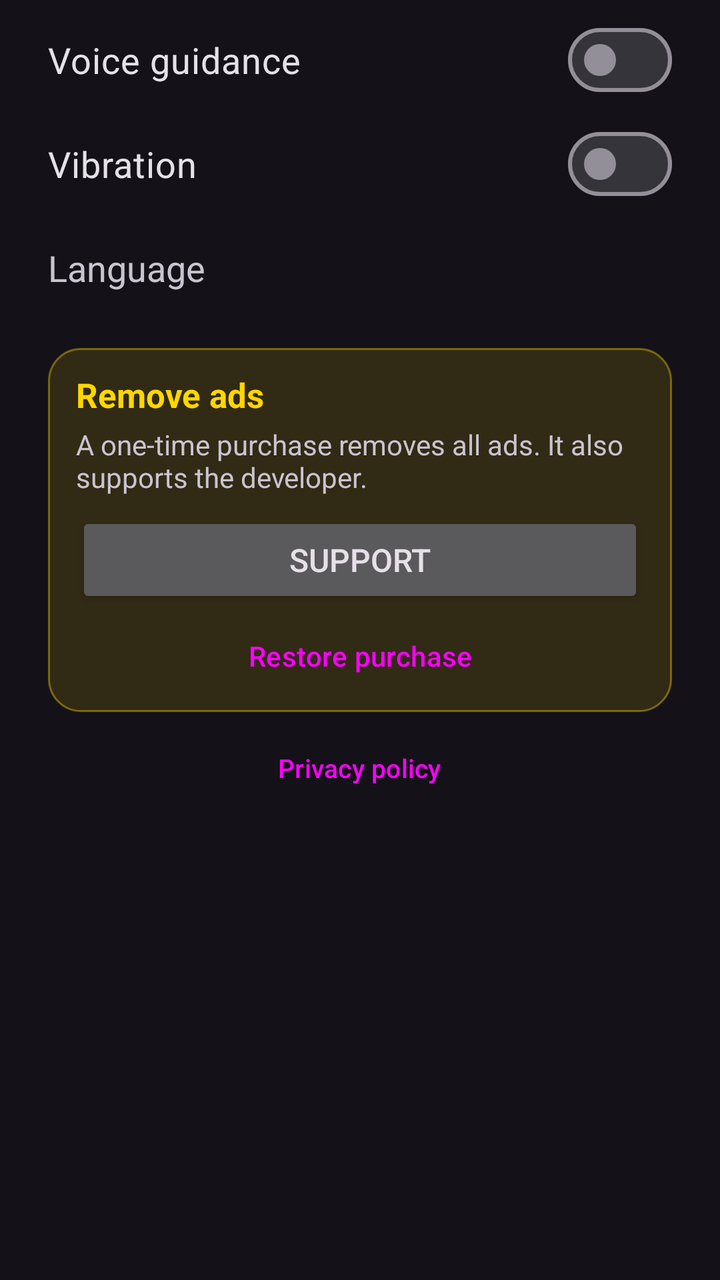
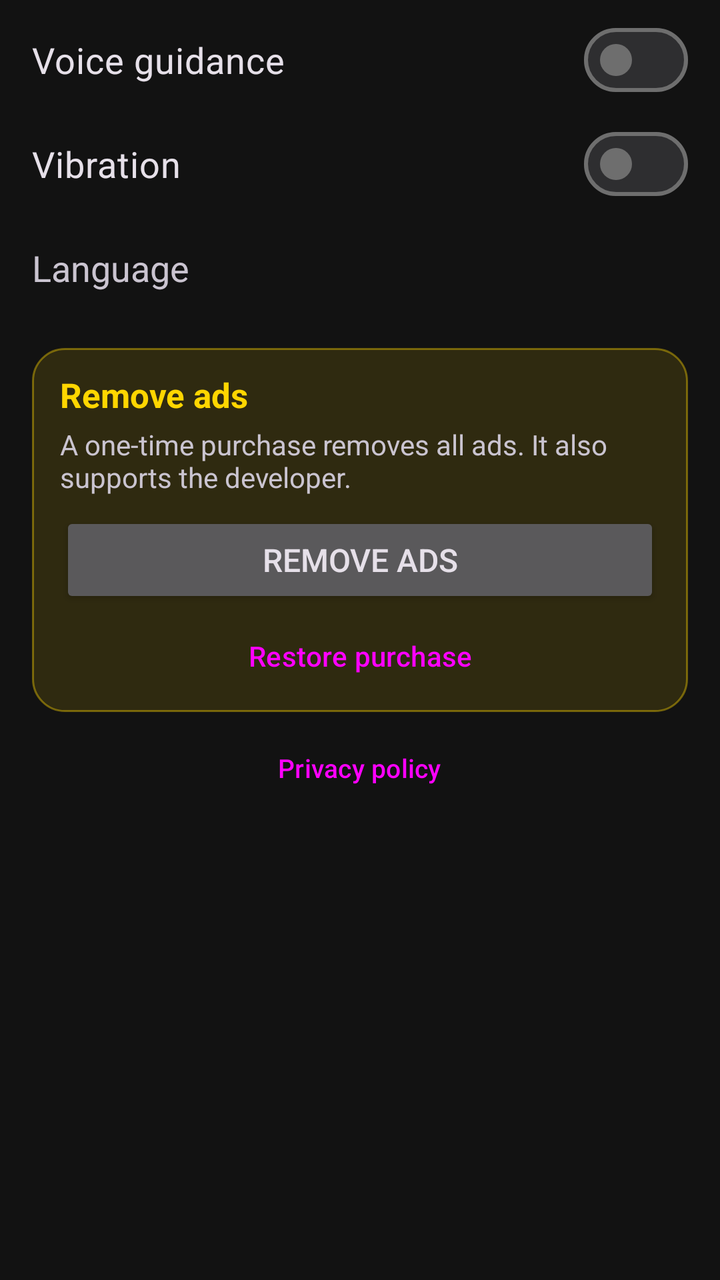

The first picture is an Android layout as it rendered before a commit; the second is the same layout after the commit. The layout source and the unified diff follow.
<!-- AndroidManifest.xml: application theme Theme.Material3.Dark.NoActionBar -->
<!-- res/layout/dialog_settings.xml -->
<?xml version="1.0" encoding="utf-8"?>
<LinearLayout xmlns:android="http://schemas.android.com/apk/res/android"
    android:layout_width="match_parent"
    android:layout_height="wrap_content"
    android:orientation="vertical"
    android:paddingStart="24dp"
    android:paddingEnd="24dp"
    android:paddingTop="4dp">

    <com.google.android.material.materialswitch.MaterialSwitch
        android:id="@+id/swVoice"
        android:layout_width="match_parent"
        android:layout_height="52dp"
        android:textSize="18sp"
        android:text="@string/settings_voice" />

    <com.google.android.material.materialswitch.MaterialSwitch
        android:id="@+id/swVibration"
        android:layout_width="match_parent"
        android:layout_height="52dp"
        android:textSize="18sp"
        android:text="@string/settings_vibration" />

    
    <LinearLayout
        android:layout_width="match_parent"
        android:layout_height="52dp"
        android:orientation="horizontal"
        android:gravity="center_vertical">

        <TextView
            android:layout_width="0dp"
            android:layout_height="wrap_content"
            android:layout_weight="1"
            android:textSize="18sp"
            android:text="@string/settings_language" />

        <Spinner
            android:id="@+id/spLanguage"
            android:layout_width="wrap_content"
            android:layout_height="40dp"
            android:background="@drawable/quality_pill"
            android:popupBackground="#FF202124" />
    </LinearLayout>

    
    <LinearLayout
        android:id="@+id/supportCard"
        android:layout_width="match_parent"
        android:layout_height="wrap_content"
        android:layout_marginTop="14dp"
        android:orientation="vertical"
        android:paddingStart="14dp"
        android:paddingEnd="14dp"
        android:paddingTop="12dp"
        android:paddingBottom="4dp"
        android:background="@drawable/support_card">

        <TextView
            android:id="@+id/supportTitle"
            android:layout_width="match_parent"
            android:layout_height="wrap_content"
            android:textSize="17sp"
            android:textStyle="bold"
            android:textColor="#FFFFD600"
            android:text="@string/support_title" />

        <TextView
            android:id="@+id/supportBody"
            android:layout_width="match_parent"
            android:layout_height="wrap_content"
            android:layout_marginTop="4dp"
            android:textSize="14sp"
            android:text="@string/support_body" />

        <Button
            android:id="@+id/btnSupport"
            android:layout_width="match_parent"
            android:layout_height="wrap_content"
            android:layout_marginTop="8dp"
            android:textSize="16sp"
            android:text="@string/support_buy_noprice" />

        <Button
            android:id="@+id/btnRestore"
            style="@style/Widget.Material3.Button.TextButton"
            android:layout_width="wrap_content"
            android:layout_height="wrap_content"
            android:layout_gravity="center_horizontal"
            android:text="@string/restore_purchases" />
    </LinearLayout>

    
    <LinearLayout
        android:layout_width="match_parent"
        android:layout_height="wrap_content"
        android:layout_marginTop="4dp"
        android:orientation="horizontal"
        android:gravity="center">

        <Button
            android:id="@+id/btnPrivacyPolicy"
            style="@style/Widget.Material3.Button.TextButton"
            android:layout_width="wrap_content"
            android:layout_height="wrap_content"
            android:textSize="13sp"
            android:text="@string/privacy_policy" />

        <Button
            android:id="@+id/btnPrivacyOptions"
            style="@style/Widget.Material3.Button.TextButton"
            android:layout_width="wrap_content"
            android:layout_height="wrap_content"
            android:textSize="13sp"
            android:visibility="gone"
            android:text="@string/privacy_options" />
    </LinearLayout>
</LinearLayout>
<!-- resources referenced by this layout -->
<resources>
  <!-- drawable quality_pill (drawable) -->
  <?xml version="1.0" encoding="utf-8"?>
  <shape xmlns:android="http://schemas.android.com/apk/res/android" android:shape="rectangle">
      <solid android:color="#88000000" />
      <stroke android:width="2dp" android:color="#AAFFFFFF" />
      <corners android:radius="22dp" />
      <padding android:left="12dp" android:right="8dp" />
  </shape>
  <!-- drawable support_card (drawable) -->
  <?xml version="1.0" encoding="utf-8"?>
  <shape xmlns:android="http://schemas.android.com/apk/res/android" android:shape="rectangle">
      <solid android:color="#1FFFD600" />
      <stroke android:width="1dp" android:color="#66FFD600" />
      <corners android:radius="16dp" />
  </shape>
  <string name="privacy_options">Ad privacy settings</string>
  <string name="privacy_policy">Privacy policy</string>
  <string name="restore_purchases">Restore purchase</string>
  <string name="settings_language">Language</string>
  <string name="settings_vibration">Vibration</string>
  <string name="settings_voice">Voice guidance</string>
  <string name="support_body">A one-time purchase removes all ads. It also supports the developer.</string>
  <string name="support_buy_noprice">Support</string>
  <string name="support_title">Remove ads</string>
</resources>

<!-- the commit's change to res/layout/dialog_settings.xml (unified diff, before → after) -->
@@ -3,9 +3,10 @@
     android:layout_width="match_parent"
     android:layout_height="wrap_content"
     android:orientation="vertical"
-    android:paddingStart="24dp"
-    android:paddingEnd="24dp"
-    android:paddingTop="4dp">
+    android:paddingStart="16dp"
+    android:paddingEnd="16dp"
+    android:paddingTop="4dp"
+    android:paddingBottom="12dp">
 
     <com.google.android.material.materialswitch.MaterialSwitch
         android:id="@+id/swVoice"
@@ -62,7 +63,7 @@
             android:layout_height="wrap_content"
             android:textSize="17sp"
             android:textStyle="bold"
-            android:textColor="#FFFFD600"
+            android:textColor="?attr/colorPrimary"
             android:text="@string/support_title" />
 
         <TextView
@@ -79,7 +80,7 @@
             android:layout_height="wrap_content"
             android:layout_marginTop="8dp"
             android:textSize="16sp"
-            android:text="@string/support_buy_noprice" />
+            android:text="@string/support_title" />
 
         <Button
             android:id="@+id/btnRestore"
<!-- resource entries referenced after the edit -->
@@ -22,7 +22,28 @@
   <string name="settings_vibration">Vibration</string>
   <string name="settings_voice">Voice guidance</string>
   <string name="support_body">A one-time purchase removes all ads. It also supports the developer.</string>
-  <string name="support_buy_noprice">Support</string>
   <string name="support_title">Remove ads</string>
+  <style name="Theme.FindGlasses" parent="Theme.Material3.Dark.NoActionBar">
+          <item name="colorPrimary">#FFFFD600</item>
+          <item name="colorOnPrimary">#FF1A1A1A</item>
+          <item name="colorPrimaryContainer">#FF3A3310</item>
+          <item name="colorOnPrimaryContainer">#FFFFE88A</item>
+          <item name="colorSecondary">#FFFFD600</item>
+          <item name="colorOnSecondary">#FF1A1A1A</item>
+          <item name="colorSecondaryContainer">#FF3A3310</item>
+          <item name="colorOnSecondaryContainer">#FFFFE88A</item>
+          <item name="colorTertiary">#FFFFD600</item>
+          <item name="colorOnTertiary">#FF1A1A1A</item>
+          <item name="android:colorBackground">#FF121212</item>
+          <item name="colorSurface">#FF1C1C1E</item>
+          <item name="colorOnSurface">#FFF2F2F2</item>
+          <item name="colorOnSurfaceVariant">#FFB8B8B8</item>
+          <item name="colorOutline">#FF6E6E6E</item>
+          <item name="colorSurfaceContainerLowest">#FF121212</item>
+          <item name="colorSurfaceContainerLow">#FF1A1A1C</item>
+          <item name="colorSurfaceContainer">#FF1F1F21</item>
+          <item name="colorSurfaceContainerHigh">#FF242426</item>
+          <item name="colorSurfaceContainerHighest">#FF2E2E30</item>
+      </style>
 </resources>
 
